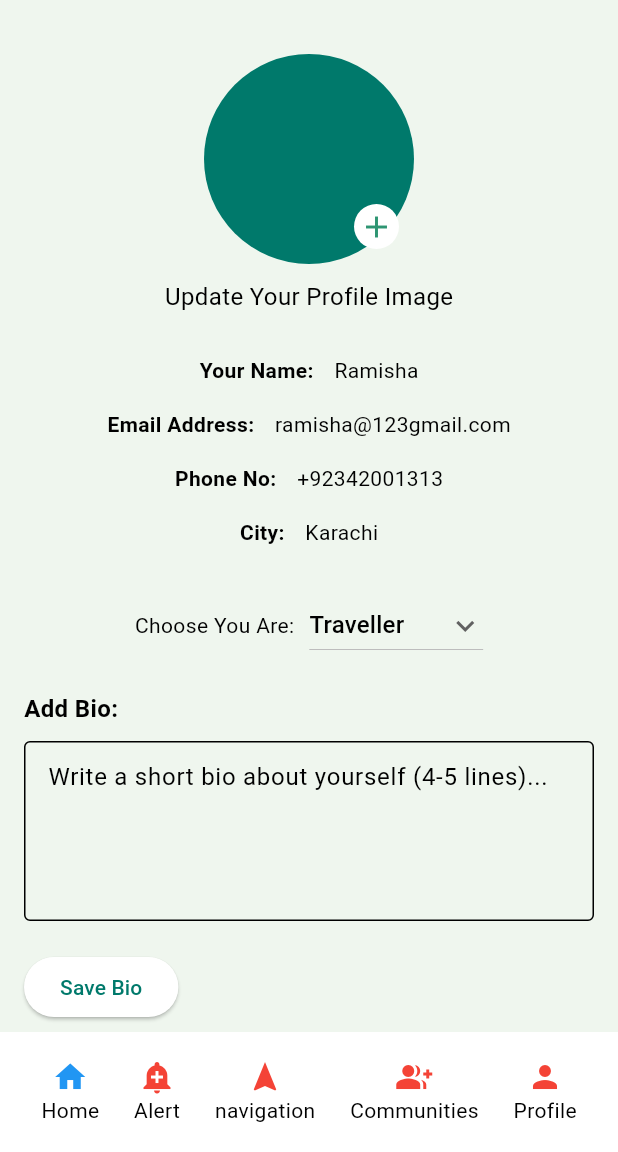
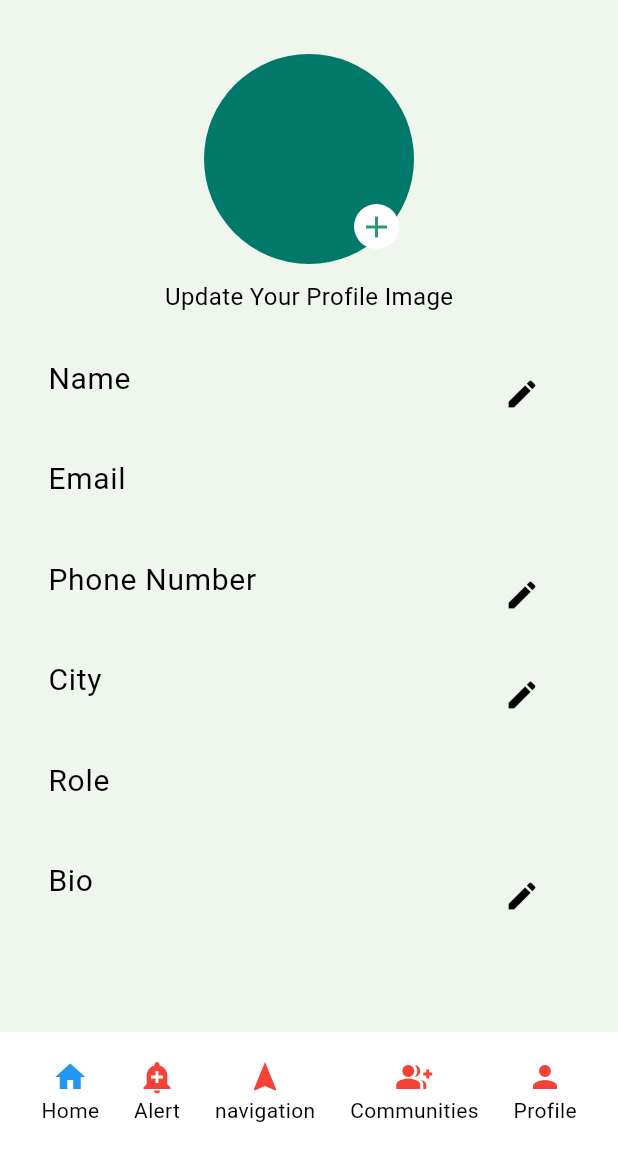
Before and after one commit to Ramisha-Rahat/TripMates, a Flutter app: the NavigationPage screen opened directly, swiped to page 5, on a phone screen of 412 x 824 dp, the part 84-1236 px from its top. Run offline on Flutter 3.47's test engine with Material 3 defaults, Android fonts, the phone set to English and light mode, and no system bars; drawn by our look-alikes of zoom_tap_animation; our stand-ins replace cloud_firestore, firebase_auth, firebase_core, get, google_sign_in, smooth_page_indicator; accounts and stored records are empty.

Commit message:
Profile Screen Setup

```diff
--- a/lib/View/LoginScreen/LoginPage.dart
+++ b/lib/View/LoginScreen/LoginPage.dart
@@ -12,6 +12,7 @@ class MyLoginPage extends StatefulWidget {
 }
 
 class _MyLoginPageState extends State<MyLoginPage> {
+
   final controller = Get.find<LoginPageController>();
  // Inject LoginController
   @override
--- a/lib/View/Profilescreen/userProfilescreen.dart
+++ b/lib/View/Profilescreen/userProfilescreen.dart
@@ -1,23 +1,197 @@
+// import 'package:flutter/material.dart';
+// import 'package:get/get.dart';
+// import 'package:tripmates/controller/userProfileController.dart';
+//
+// class Userprofilescreen extends StatefulWidget {
+//   Userprofilescreen({super.key});
+//
+//   @override
+//   State<Userprofilescreen> createState() => _UserprofilescreenState();
+// }
+//
+// class _UserprofilescreenState extends State<Userprofilescreen> {
+//
+//   String? userBio;
+//
+//   @override
+//   Widget build(BuildContext context) {
+//     final _controller = Get.find<UserProfileController>();
+//
+//
+//     final displayName = _controller.displayName.value;
+//     final email = _controller.email.value;
+//     final userName=_controller.userName.value;
+//     final phoneNo=_controller.userPhone.value;
+//     final Adress=_controller.userAddress.value;
+//     final Bio=_controller.userBio.value;
+//
+//
+//
+//
+//     return Scaffold(
+//       appBar: AppBar(
+//         title: Text("User Profile"),
+//         centerTitle: true,
+//       ),
+//       body: SingleChildScrollView(
+//         child: Padding(
+//           padding: const EdgeInsets.all(16.0),
+//           child: Center(
+//
+//             child: Column(
+//               crossAxisAlignment: CrossAxisAlignment.center,
+//               children: [
+//                 SizedBox(height: 20),
+//                 Stack(
+//                   alignment: Alignment.center,
+//                   children: [
+//                     CircleAvatar(
+//                       radius: 70,
+//                       backgroundColor: Theme.of(context).colorScheme.primary,
+//                     ),
+//                     Positioned(
+//                       bottom: 10,
+//                       right: 10,
+//                       child: CircleAvatar(
+//                         radius: 15,
+//                         // Adjust size of the inner avatar
+//                         backgroundColor: Colors.white,
+//                         // Background color for contrast
+//                         child: Icon(
+//                           Icons.add,
+//                           color: Theme.of(context).colorScheme.secondary,
+//                         ), // Add icon
+//                       ),
+//                     ),
+//                   ],
+//                 ),
+//                 SizedBox(height: 10),
+//                 Text(
+//                   'Update Your Profile Image',
+//                   style: TextStyle(fontSize: 16),
+//                 ),
+//                 SizedBox(height: 20),
+//
+//                 Column(
+//                   children: [
+//                     Row(
+//                       children: [
+//                         Text('Your Name:  '),
+//                         Text(userName),
+//                       ],
+//                     ),
+//                     Row(
+//                       children: [
+//                         Text('Email:  '),
+//                         Text(email),
+//                       ],
+//                     ),
+//                     Row(
+//                       children: [
+//                         Text('Phone Number:  '),
+//                         Text(phoneNo),
+//                       ],
+//                     ),
+//                     Row(
+//                       children: [
+//                         Text('City:  '),
+//                         Text(Adress),
+//                       ],
+//                     )
+//                   ],
+//                 ),
+//                 SizedBox(height: 20),
+//                 Row(
+//                   mainAxisAlignment: MainAxisAlignment.center,
+//                   children: [
+//                     Text('Your Role is of '),
+//                     SizedBox(width: 10),
+//                     Text(_controller.selectedRole.value),
+//                   ],
+//                 ),
+//                 SizedBox(height: 20),
+//                 Row(
+//                   crossAxisAlignment: CrossAxisAlignment.start,
+//                   children: [
+//                     Expanded(
+//                       child: Column(
+//                         crossAxisAlignment: CrossAxisAlignment.start,
+//                         children: [
+//                           Text(
+//                             'Add Bio:',
+//                             style: TextStyle(
+//                                 fontSize: 16, fontWeight: FontWeight.bold),
+//                           ),
+//                           SizedBox(height: 10),
+//                           Text(Bio),
+//                           SizedBox(height: 20),
+//                           ElevatedButton(
+//                             onPressed: () {
+//
+//                             },
+//                             child: Text("Save Bio"),
+//                           ),
+//                         ],
+//                       ),
+//
+//                     ),
+//                   ],
+//                 ),
+//               ],
+//             ),
+//           ),
+//         ),
+//       ),
+//     );
+//   }
+// }
+
+
 import 'package:flutter/material.dart';
+import 'package:get/get.dart';
+import 'package:tripmates/controller/userProfileController.dart';
 
-class Userprofilescreen extends StatefulWidget {
-  Userprofilescreen({super.key});
+class UserProfileScreen extends StatefulWidget {
+  UserProfileScreen({super.key});
 
   @override
-  State<Userprofilescreen> createState() => _UserprofilescreenState();
+  State<UserProfileScreen> createState() => _UserProfileScreenState();
 }
 
-class _UserprofilescreenState extends State<Userprofilescreen> {
-  String dropdownvalue = 'Traveller';
+class _UserProfileScreenState extends State<UserProfileScreen> {
+  final UserProfileController _controller = Get.find<UserProfileController>();
 
-  // List of items in our dropdown menu
-  var profession = [
-    'Traveller',
-    'Travel Agent',
-  ];
+  @override
+  void initState() {
+    super.initState();
+    _controller.fetchUserData(); // Load user data when screen opens
+  }
 
-  final TextEditingController _bioController = TextEditingController();
-  String? userBio;
+  void _showUpdateDialog(String field, RxString fieldValue) {
+    TextEditingController controller = TextEditingController(text: fieldValue.value);
+
+    Get.defaultDialog(
+      title: "Update $field",
+      content: TextField(
+        controller: controller,
+        decoration: InputDecoration(labelText: "Enter new $field"),
+      ),
+      actions: [
+        ElevatedButton(
+          onPressed: () {
+            fieldValue.value = controller.text;
+            _controller.updateUserProfile(); // Update only the modified field
+            Get.back(); // Close dialog
+          },
+          child: Text("Update"),
+        ),
+        TextButton(
+          onPressed: () => Get.back(),
+          child: Text("Cancel"),
+        ),
+      ],
+    );
+  }
 
   @override
   Widget build(BuildContext context) {
@@ -29,7 +203,6 @@ class _UserprofilescreenState extends State<Userprofilescreen> {
       body: SingleChildScrollView(
         child: Padding(
           padding: const EdgeInsets.all(16.0),
-          child: Center(
           child: Column(
             crossAxisAlignment: CrossAxisAlignment.center,
             children: [
@@ -45,8 +218,10 @@ class _UserprofilescreenState extends State<Userprofilescreen> {
                       bottom: 10,
                       right: 10,
                       child: CircleAvatar(
-                        radius: 15, // Adjust size of the inner avatar
-                        backgroundColor: Colors.white, // Background color for contrast
+                        radius: 15,
+                        // Adjust size of the inner avatar
+                        backgroundColor: Colors.white,
+                        // Background color for contrast
                         child: Icon(
                           Icons.add,
                           color: Theme.of(context).colorScheme.secondary,
@@ -61,108 +236,62 @@ class _UserprofilescreenState extends State<Userprofilescreen> {
                 style: TextStyle(fontSize: 16),
               ),
               SizedBox(height: 20),
-                _buildInfoRow("Your Name:", "Ramisha"),
-                _buildInfoRow("Email Address:", "ramisha@123gmail.com"),
-                _buildInfoRow("Phone No:", "+92342001313"),
-                _buildInfoRow("City:", "Karachi"),
-                SizedBox(height: 20),
-                Row(
-                  mainAxisAlignment: MainAxisAlignment.center,
-                  children: [
-                    Text("Choose You Are:"),
-                    SizedBox(width: 10),
-                    DropdownButton<String>(
-                      value: dropdownvalue,
-                      icon: const Icon(Icons.keyboard_arrow_down),
-                      items: profession.map((String items) {
-                        return DropdownMenuItem(
-                          value: items,
-                          child: Text(items),
-                        );
-                      }).toList(),
-                      onChanged: (String? newValue) {
-                        setState(() {
-                          dropdownvalue = newValue!;
-                        });
-                      },
+
+              /// **Name Field**
+              Obx(() => ListTile(
+                title: Text("Name",style: TextStyle(fontSize: 20),),
+                subtitle: Text(_controller.displayName.value, style: TextStyle(color: Theme.of(context).colorScheme.primary),),
+                trailing: IconButton(
+                  icon: Icon(Icons.edit),
+                  onPressed: () => _showUpdateDialog("Name", _controller.displayName),
                 ),
+              )),
+
+              /// **Email Field (Uneditable)**
+              Obx(() => ListTile(
+                title: Text("Email",style: TextStyle(fontSize: 20),),
+                subtitle: Text(_controller.email.value, style: TextStyle(color: Theme.of(context).colorScheme.primary),),
+              )),
+
+              /// **Phone Number Field**
+              Obx(() => ListTile(
+                title: Text("Phone Number",style: TextStyle(fontSize: 20),),
+                subtitle: Text(_controller.userPhone.value, style: TextStyle(color: Theme.of(context).colorScheme.primary),),
+                trailing: IconButton(
+                  icon: Icon(Icons.edit),
+                  onPressed: () => _showUpdateDialog("Phone Number", _controller.userPhone),
+                ),
+              )),
+
+              /// **City Field**
+              Obx(() => ListTile(
+                title: Text("City",style: TextStyle(fontSize: 20),),
+                subtitle: Text(_controller.userAddress.value, style: TextStyle(color: Theme.of(context).colorScheme.primary),),
+                trailing: IconButton(
+                  icon: Icon(Icons.edit),
+                  onPressed: () => _showUpdateDialog("City", _controller.userAddress),
+                ),
+              )),
+
+              /// **Role Display (Non-editable)**
+              Obx(() => ListTile(
+                title: Text("Role",style: TextStyle(fontSize: 20),),
+                subtitle: Text(_controller.selectedRole.value, style: TextStyle(color: Theme.of(context).colorScheme.primary),),
+              )),
+
+              /// **Bio Field**
+              Obx(() => ListTile(
+                title: Text("Bio",style: TextStyle(fontSize: 20),),
+                subtitle: Text(_controller.userBio.value, style: TextStyle(color: Theme.of(context).colorScheme.primary),),
+                trailing: IconButton(
+                  icon: Icon(Icons.edit),
+                  onPressed: () => _showUpdateDialog("Bio", _controller.userBio),
+                ),
+              )),
             ],
-                ),
-                SizedBox(height: 20),
-                Row(
-                  crossAxisAlignment: CrossAxisAlignment.start,
-                  children: [
-                    Expanded(
-                      child: Column(
-                        crossAxisAlignment: CrossAxisAlignment.start,
-                        children: [
-                          Text(
-                            'Add Bio:',
-                            style: TextStyle(fontSize: 16, fontWeight: FontWeight.bold),
-                          ),
-                          SizedBox(height: 10),
-                          if (userBio != null)
-                            Column(
-                              crossAxisAlignment: CrossAxisAlignment.start,
-                              children: [
-                                Text(
-                                  "Your Bio:",
-                                  style: TextStyle(fontSize: 18, fontWeight: FontWeight.bold),
-                                ),
-                                SizedBox(height: 10),
-                                Text(
-                                  userBio!,
-                                  style: TextStyle(fontSize: 16),
-                                ),
-                                SizedBox(height: 20),
-                              ],
-                            ),
-                          TextField(
-                            controller: _bioController,
-                            maxLines: 4,
-                            decoration: InputDecoration(
-                              hintText: "Write a short bio about yourself (4-5 lines)...",
-                              border: OutlineInputBorder(),
-                              contentPadding: EdgeInsets.all(12),
-                            ),
-                          ),
-                          SizedBox(height: 20),
-                          ElevatedButton(
-                            onPressed: () {
-                              setState(() {
-                                userBio = _bioController.text.trim();
-                                _bioController.clear(); // Clear the TextField after saving
-                              });
-                            },
-                            child: Text("Save Bio"),
-                          ),
-                        ],
-                      ),
-                    ),
-                  ],
-                ),
-              ],
-            ),
           ),
         ),
       ),
     );
   }
-
-  Widget _buildInfoRow(String label, String value) {
-    return Padding(
-      padding: const EdgeInsets.symmetric(vertical: 8.0),
-      child: Row(
-        mainAxisAlignment: MainAxisAlignment.center,
-        children: [
-          Text(
-            "$label ",
-            style: TextStyle(fontWeight: FontWeight.bold),
-          ),
-          SizedBox(width: 10),
-          Text(value),
-        ],
-      ),
-    );
 }
-}
--- a/lib/bindings/userProfileBinding.dart
+++ b/lib/bindings/userProfileBinding.dart
@@ -1,7 +1,7 @@
 import 'package:get/get.dart';
 import 'package:tripmates/controller/userProfileController.dart';
 
-class userprofile extends Bindings{
+class UserProfileBindings extends Bindings{
   @override
   void dependencies() {
     Get.lazyPut<UserProfileController>(()=>UserProfileController());
--- a/lib/controller/homeController.dart
+++ b/lib/controller/homeController.dart
@@ -11,7 +11,7 @@ class HomeController extends GetxController {
   var homePage = Homepage();  // Replace with your actual Home Page widget
   var nearestLocationPage = NearestLocationScreen();  // Replace with your actual Nearest Location Page widget
   var alertPage =Alertscreen();  // Replace with your actual Alert Page widget
-  var profilePage = Userprofilescreen();  // Replace with your actual Profile Page widget
+  var profilePage = UserProfileScreen();  // Replace with your actual Profile Page widget
 
   // Method to change tab index
   void changeTabIndex(int index) {
--- a/lib/controller/userProfileController.dart
+++ b/lib/controller/userProfileController.dart
@@ -1,2 +1,144 @@
+// import 'package:firebase_auth/firebase_auth.dart';
+// import 'package:cloud_firestore/cloud_firestore.dart';
+// import 'package:get/get.dart';
+//
+// class UserProfileController extends GetxController {
+//
+//   final FirebaseAuth _auth = FirebaseAuth.instance;
+//   final FirebaseFirestore _firestore = FirebaseFirestore.instance;
+//
+//   final Rx<User?> user = FirebaseAuth.instance.currentUser.obs;
+//
+//   RxString photoUrl = ''.obs;
+//   RxString displayName = ''.obs;
+//   RxString email = ''.obs;
+//   RxString selectedRole = ''.obs;
+//   RxString userName = ''.obs;
+//   RxString userAddress = ''.obs;
+//   RxString userPhone = ''.obs;
+//   RxString userBio = ''.obs;
+//
+//   @override
+//   void onInit() {
+//     super.onInit();
+//     _loadUserData();
+//   }
+//
+//   /// **Load User Data from Firestore**
+//   void _loadUserData() async {
+//     if (user.value != null) {
+//       email.value = user.value?.email ?? '';
+//
+//       DocumentSnapshot userDoc =
+//       await _firestore.collection('users').doc(user.value!.uid).get();
+//
+//       if (userDoc.exists) {
+//         displayName.value = userDoc['displayName'] ?? '';
+//         userPhone.value = userDoc['phoneNumber'] ?? '';
+//         userAddress.value = userDoc['address'] ?? '';
+//         userBio.value = userDoc['bio'] ?? '';
+//         selectedRole.value = userDoc['role'] ?? 'User';
+//       }
+//     }
+//   }
+//
+//   /// **Update User Profile in Firestore**
+//   Future<void> updateUserProfile() async {
+//     if (user.value == null) return;
+//
+//     try {
+//       await _firestore.collection('users').doc(user.value!.uid).update({
+//         'displayName': displayName.value,
+//         'phoneNumber': userPhone.value,
+//         'address': userAddress.value,
+//         'bio': userBio.value,
+//       });
+//
+//       Get.snackbar("Success", "Profile updated successfully!",
+//           snackPosition: SnackPosition.BOTTOM);
+//     } catch (e) {
+//       Get.snackbar("Error", "Failed to update profile!",
+//           snackPosition: SnackPosition.BOTTOM);
+//     }
+//   }
+//
+//
+//
+//   void fetchUserData() async {
+//     var userSnapshot = await FirebaseFirestore.instance.collection("users").doc(currentUserId).get();
+//     if (userSnapshot.exists) {
+//       displayName.value = userSnapshot.data()?["name"] ?? "";
+//       email.value = userSnapshot.data()?["email"] ?? "";
+//       userPhone.value = userSnapshot.data()?["phone"] ?? "";
+//       userAddress.value = userSnapshot.data()?["city"] ?? "";
+//       selectedRole.value = userSnapshot.data()?["role"] ?? "";
+//       userBio.value = userSnapshot.data()?["bio"] ?? "";
+//     }
+//   }
+//
+//   void updateUserProfile() async {
+//     await FirebaseFirestore.instance.collection("users").doc(currentUserId).update({
+//       "name": displayName.value,
+//       "phone": userPhone.value,
+//       "city": userAddress.value,
+//       "bio": userBio.value,
+//     });
+//   }
+//
+// }
+import 'package:firebase_auth/firebase_auth.dart';
+import 'package:cloud_firestore/cloud_firestore.dart';
 import 'package:get/get.dart';
-class UserProfileController extends GetxController{}
+
+class UserProfileController extends GetxController {
+  final FirebaseAuth _auth = FirebaseAuth.instance;
+  final FirebaseFirestore _firestore = FirebaseFirestore.instance;
+
+  final Rx<User?> user = FirebaseAuth.instance.currentUser.obs;
+
+  RxString displayName = ''.obs;
+  RxString email = ''.obs;
+  RxString userPhone = ''.obs;
+  RxString userAddress = ''.obs;
+  RxString userBio = ''.obs;
+  RxString selectedRole = ''.obs;
+
+  @override
+  void onInit() {
+    super.onInit();
+    fetchUserData();
+  }
+
+  void fetchUserData() async {
+    if (user.value == null) return;
+
+    var userDoc = await _firestore.collection("users").doc(user.value!.uid).get();
+    if (userDoc.exists) {
+      displayName.value = userDoc["displayName"] ?? "";
+      email.value = userDoc["email"] ?? "";
+      userPhone.value = userDoc["phoneNumber"] ?? "";
+      userAddress.value = userDoc["address"] ?? "";
+      userBio.value = userDoc["bio"] ?? "";
+      selectedRole.value = userDoc["role"] ?? "User";
+    }
+  }
+
+  Future<void> updateUserProfile() async {
+    if (user.value == null) return;
+
+    try {
+      await _firestore.collection("users").doc(user.value!.uid).update({
+        "displayName": displayName.value,
+        "phoneNumber": userPhone.value,
+        "address": userAddress.value,
+        "bio": userBio.value,
+      });
+
+      Get.snackbar("Success", "Profile updated successfully!",
+          snackPosition: SnackPosition.BOTTOM);
+    } catch (e) {
+      Get.snackbar("Error", "Failed to update profile!",
+          snackPosition: SnackPosition.BOTTOM);
+    }
+  }
+}
--- a/lib/routes/routes.dart
+++ b/lib/routes/routes.dart
@@ -20,7 +20,7 @@ class AppRoutes {
     GetPage(name: RouteName.signupView, page: () => SignUpScreen(),),
     GetPage(name: RouteName.homePageView, page: () => Homepage(),),
     GetPage(name: RouteName.nearestLocationScreen, page: () => NearestLocationScreen(),),
-    GetPage(name: RouteName.userProfileScreen, page: () => Userprofilescreen(),),
+    GetPage(name: RouteName.userProfileScreen, page: () => UserProfileScreen(),),
     GetPage(name: RouteName.agentProfileScreen, page: () => Agentprofilescreen(),),
     GetPage(name: RouteName.alertScreen, page: () => Alertscreen(),),
     GetPage(name: RouteName.communityScreen, page: () => Communityscreen()),
--- a/lib/widgets/NavigationBar.dart
+++ b/lib/widgets/NavigationBar.dart
@@ -3,12 +3,12 @@ import 'package:flutter/material.dart';
 import 'package:get/get.dart';
 import 'package:tripmates/View/AlertScreen/alertScreen.dart';
 import 'package:tripmates/View/NearestLocationScreen/locationScreen.dart';
-import 'package:tripmates/View/Profilescreen/userProfilescreen.dart';
 import 'package:tripmates/View/communityScreen/communityScreen.dart';
 import 'package:tripmates/controller/Main_Wrapper_Navigator.dart';
 import 'package:zoom_tap_animation/zoom_tap_animation.dart';
 
 import '../View/HomeScreenTraveller/homePage.dart';
+import '../View/Profilescreen/userProfilescreen.dart';
 
 class NavigationPage extends StatelessWidget {
    NavigationPage({super.key});
@@ -27,7 +27,7 @@ class NavigationPage extends StatelessWidget {
           Alertscreen(),
           NearestLocationScreen(),
           Communityscreen(),
-          Userprofilescreen(),
+          UserProfileScreen(),
         ],
       ),
       bottomNavigationBar: BottomAppBar(
```
Also changed, not shown: lib/View/CreateProfile/IntroPage3.dart (+6 -2 lines), lib/View/SignUpScreen/SignUpScreen.dart (+9 -3 lines), lib/bindings/signupBinding.dart (+3 -4 lines), lib/controller/signupController.dart (+98 -36 lines), lib/main.dart (+10 -6 lines). Lines whose indentation alone changed are shown as unchanged.
